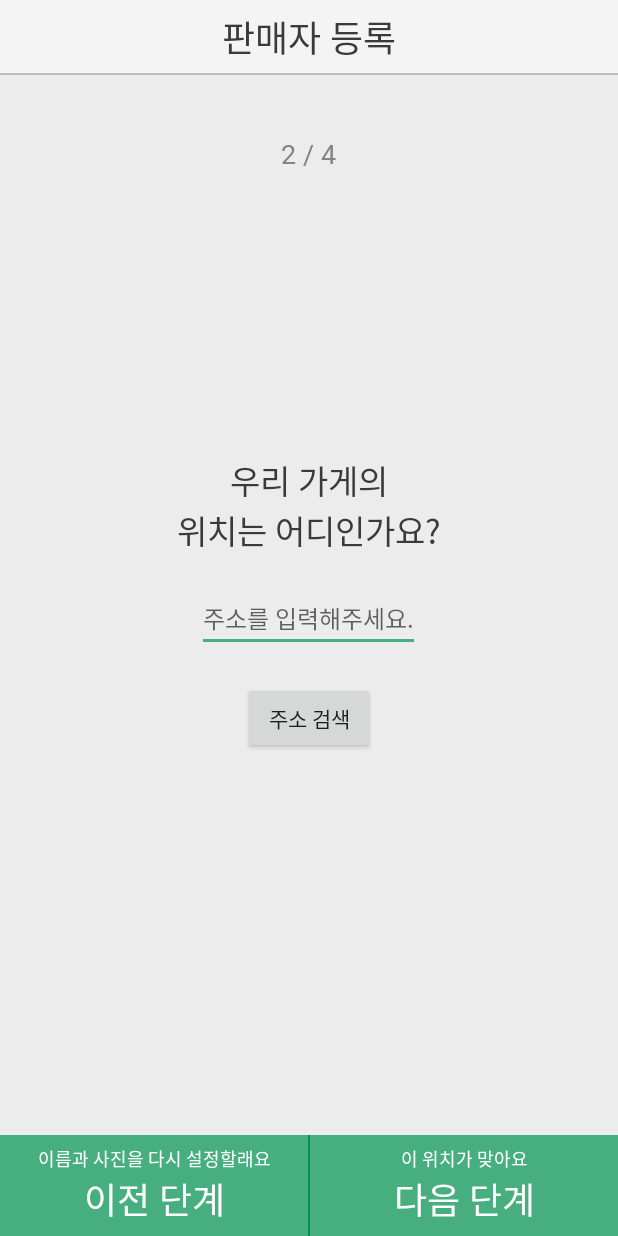
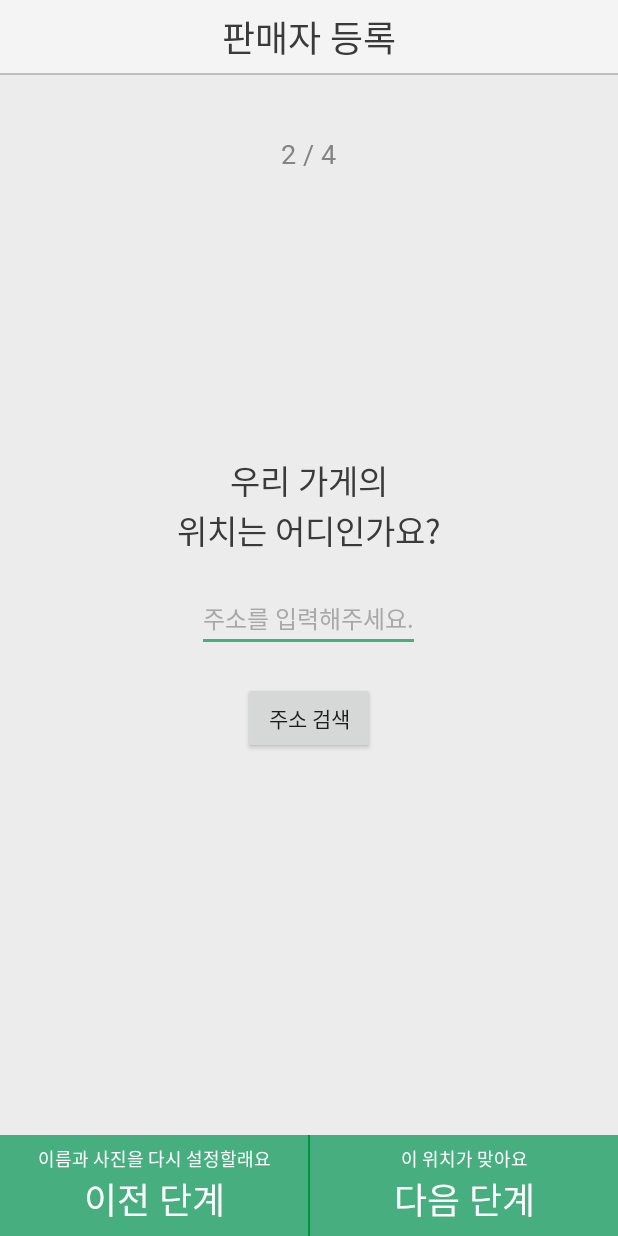
Before and after one commit to smwu-ssak/seller, an Android app: the RegisterLocationActivity screen opened directly, with no data from a screen before it, on a phone screen of 412 x 824 dp. Run offline under Robolectric (Android 15) with nearby library versions, the light colour scheme and no system bars.

Commit message:
modify options - TextView, EditView

```diff
--- a/SSak/app/src/main/java/com/example/ssak/UploadProductActivity.java
+++ b/SSak/app/src/main/java/com/example/ssak/UploadProductActivity.java
@@ -80,6 +80,7 @@ public class UploadProductActivity extends AppCompatActivity {
         limitText(); //글자수 제한, 토스트 띄우기
     }
 
+    //Customized by 민승
     public void limitText() {
         final EditText edName = findViewById(R.id.upload_product_name_et);
         final EditText edComment = findViewById(R.id.upload_product_comments_et);
@@ -140,6 +141,7 @@ public class UploadProductActivity extends AppCompatActivity {
         });
     }
 
+    //Customized by SY
     public void uploadImage() {
         imageView = findViewById(R.id.upload_product_img_iv);
         imageView.setOnClickListener(new View.OnClickListener() {
--- a/SSak/app/src/main/res/layout/activity_my_page_num.xml
+++ b/SSak/app/src/main/res/layout/activity_my_page_num.xml
@@ -152,6 +152,7 @@
                 android:inputType="number"
                 android:maxLength="20"
                 android:textColor="#6E6E6E"
+                android:textColorHint="#A8A8A8"
                 android:textSize="20dp" />
 
         </RelativeLayout>
--- a/SSak/app/src/main/res/layout/activity_my_page_profile.xml
+++ b/SSak/app/src/main/res/layout/activity_my_page_profile.xml
@@ -62,6 +62,7 @@
             android:layout_width="wrap_content"
             android:layout_height="wrap_content"
             android:layout_centerInParent="true"
+            android:fontFamily="@font/nanumbarungothic_normal"
             android:text="legal v. 3.369.100001"
             android:textColor="#A0A0A0"
             android:textSize="13dp" />
@@ -124,8 +125,11 @@
                     android:layout_height="wrap_content"
                     android:layout_marginTop="16dp"
                     android:fontFamily="@font/nanumbarungothicbold_normal"
+                    android:gravity="center"
                     android:hint="가게 상호"
+                    android:maxLength="12"
                     android:textColor="#3A3A3A"
+                    android:textColorHint="#A8A8A8"
                     android:textSize="20dp" />
 
             </LinearLayout>
@@ -208,7 +212,6 @@
                             android:fontFamily="@font/nanumbarungothicbold_normal"
                             android:text="영업 시간 변경하기"
                             android:textColor="#3A3A3A"
-                            android:textColorHint="#C6C6C6"
                             android:textSize="22dp" />
 
                     </RelativeLayout>
--- a/SSak/app/src/main/res/layout/activity_register_location.xml
+++ b/SSak/app/src/main/res/layout/activity_register_location.xml
@@ -195,13 +195,15 @@
                 android:id="@+id/register_location_act_address_et"
                 android:layout_width="wrap_content"
                 android:layout_height="wrap_content"
+                android:layout_below="@id/location_text_fix"
                 android:layout_centerHorizontal="true"
-                android:layout_below="@id/location_text_fix"
                 android:layout_marginVertical="20dp"
+                android:fontFamily="@font/nanumbarungothic_normal"
                 android:gravity="center"
-                android:fontFamily="@font/nanumbarungothic_normal"
-                android:textSize="16dp"
-                android:hint="주소를 입력해주세요."/>
+                android:hint="주소를 입력해주세요."
+                android:textColor="#3A3A3A"
+                android:textColorHint="#A8A8A8"
+                android:textSize="16dp" />
 
             <Button
                 android:id="@+id/register_location_act_search_btn"
@@ -209,7 +211,7 @@
                 android:layout_height="wrap_content"
                 android:layout_below="@id/register_location_act_address_et"
                 android:layout_centerHorizontal="true"
-                android:text="주소 검색"/>
+                android:text="주소 검색" />
             <!-- Customized by SY -->
 
         </RelativeLayout>
--- a/SSak/app/src/main/res/layout/activity_register_number.xml
+++ b/SSak/app/src/main/res/layout/activity_register_number.xml
@@ -169,7 +169,8 @@
                 android:hint="00-000-0000"
                 android:inputType="number"
                 android:maxLength="20"
-                android:textColor="#6E6E6E"
+                android:textColor="#3A3A3A"
+                android:textColorHint="#A8A8A8"
                 android:textSize="20dp" />
 
         </RelativeLayout>
--- a/SSak/app/src/main/res/layout/activity_register_profile.xml
+++ b/SSak/app/src/main/res/layout/activity_register_profile.xml
@@ -180,6 +180,7 @@
                 android:hint="가게 이름"
                 android:maxLength="20"
                 android:textColor="#6E6E6E"
+                android:textColorHint="#A8A8A8"
                 android:textSize="20dp" />
 
         </RelativeLayout>
--- a/SSak/app/src/main/res/layout/activity_upload_product.xml
+++ b/SSak/app/src/main/res/layout/activity_upload_product.xml
@@ -130,6 +130,7 @@
                         android:fontFamily="@font/nanumbarungothicultralight_normal"
                         android:gravity="center"
                         android:hint="설명을 등록해주세요 (20자 이내)"
+                        android:singleLine="true"
                         android:textColor="#3A3A3A"
                         android:textColorHint="#A8A8A8"
                         android:textSize="14dp" />
@@ -328,7 +329,7 @@
                                 android:layout_width="wrap_content"
                                 android:layout_height="wrap_content"
                                 android:layout_centerVertical="true"
-                                android:fontFamily="@font/nanumbarungothiclight_normal"
+                                android:fontFamily="@font/nanumbarungothic_normal"
                                 android:text="한 개당"
                                 android:textColor="#46AE7F"
                                 android:textSize="22dp" />
@@ -356,6 +357,7 @@
                                 android:layout_height="wrap_content"
                                 android:layout_centerVertical="true"
                                 android:layout_toRightOf="@+id/upload_products_price_origin"
+                                android:fontFamily="@font/nanumbarungothic_normal"
                                 android:text="원"
                                 android:textColor="#3A3A3A"
                                 android:textSize="22dp" />
@@ -381,6 +383,7 @@
                                 android:layout_height="wrap_content"
                                 android:layout_centerVertical="true"
                                 android:layout_toRightOf="@+id/detail_act_products_price_sale"
+                                android:fontFamily="@font/nanumbarungothic_normal"
                                 android:text="원"
                                 android:textColor="#3A3A3A"
                                 android:textSize="22dp" />
--- a/SSak/app/src/main/res/layout/rv_item_main_products.xml
+++ b/SSak/app/src/main/res/layout/rv_item_main_products.xml
@@ -193,7 +193,7 @@
                             android:fontFamily="@font/nanumbarungothic_normal"
                             android:text="50"
                             android:textColor="#FFFFFF"
-                            android:textSize="9dp" />
+                            android:textSize="12dp" />
 
                         <TextView
                             android:id="@+id/rv_item_main_products_discount_fix"
--- a/SSak/app/src/main/res/layout/rv_item_my_page_time.xml
+++ b/SSak/app/src/main/res/layout/rv_item_my_page_time.xml
@@ -30,6 +30,7 @@
             android:layout_marginRight="20dp"
             android:fontFamily="@font/nanumbarungothic_normal"
             android:text="-"
+            android:textColor="#6E6E6E"
             android:textSize="22dp" />
 
         <TextView
@@ -39,6 +40,7 @@
             android:layout_centerInParent="true"
             android:fontFamily="@font/nanumbarungothic_normal"
             android:text="휴무"
+            android:textColor="#6E6E6E"
             android:textSize="22dp" />
 
         <TextView
@@ -49,6 +51,7 @@
             android:layout_toLeftOf="@id/rv_item_time_fix"
             android:fontFamily="@font/nanumbarungothic_normal"
             android:text="시작 시간"
+            android:textColor="#6E6E6E"
             android:textSize="22dp" />
 
         <TextView
@@ -59,6 +62,7 @@
             android:layout_toRightOf="@id/rv_item_time_fix"
             android:fontFamily="@font/nanumbarungothic_normal"
             android:text="마감 시간"
+            android:textColor="#6E6E6E"
             android:textSize="22dp" />
 
     </RelativeLayout>
--- a/SSak/app/src/main/res/layout/rv_item_register_time.xml
+++ b/SSak/app/src/main/res/layout/rv_item_register_time.xml
@@ -28,6 +28,7 @@
             android:layout_marginRight="20dp"
             android:fontFamily="@font/nanumbarungothic_normal"
             android:text="-"
+            android:textColor="#6E6E6E"
             android:textSize="22dp" />
 
         <TextView
@@ -37,6 +38,7 @@
             android:layout_centerInParent="true"
             android:fontFamily="@font/nanumbarungothic_normal"
             android:text="휴무"
+            android:textColor="#6E6E6E"
             android:textSize="22dp" />
 
         <TextView
@@ -47,6 +49,7 @@
             android:layout_toLeftOf="@id/rv_item_time_fix"
             android:fontFamily="@font/nanumbarungothic_normal"
             android:text="시작 시간"
+            android:textColor="#6E6E6E"
             android:textSize="22dp" />
 
         <TextView
@@ -57,6 +60,7 @@
             android:layout_toRightOf="@id/rv_item_time_fix"
             android:fontFamily="@font/nanumbarungothic_normal"
             android:text="마감 시간"
+            android:textColor="#6E6E6E"
             android:textSize="22dp" />
 
     </RelativeLayout>
```
